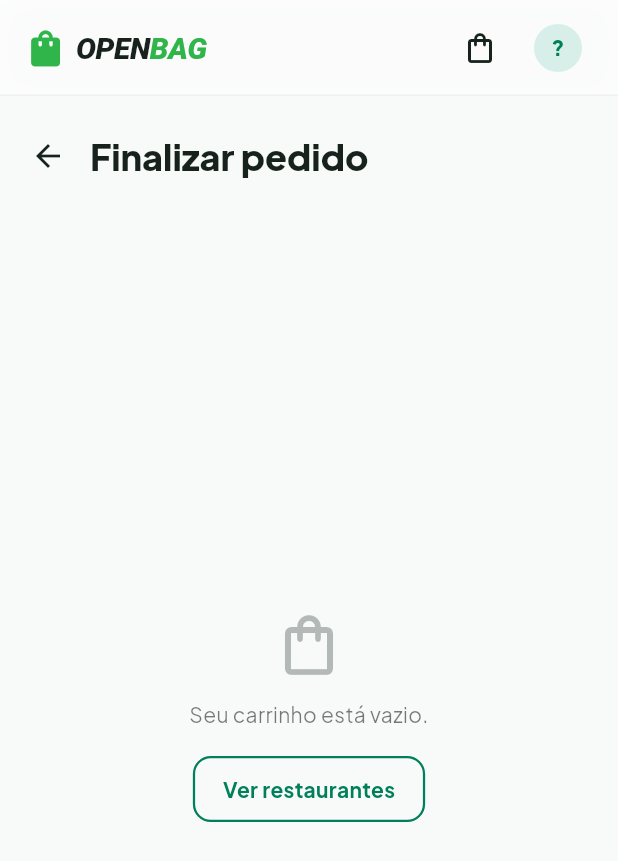
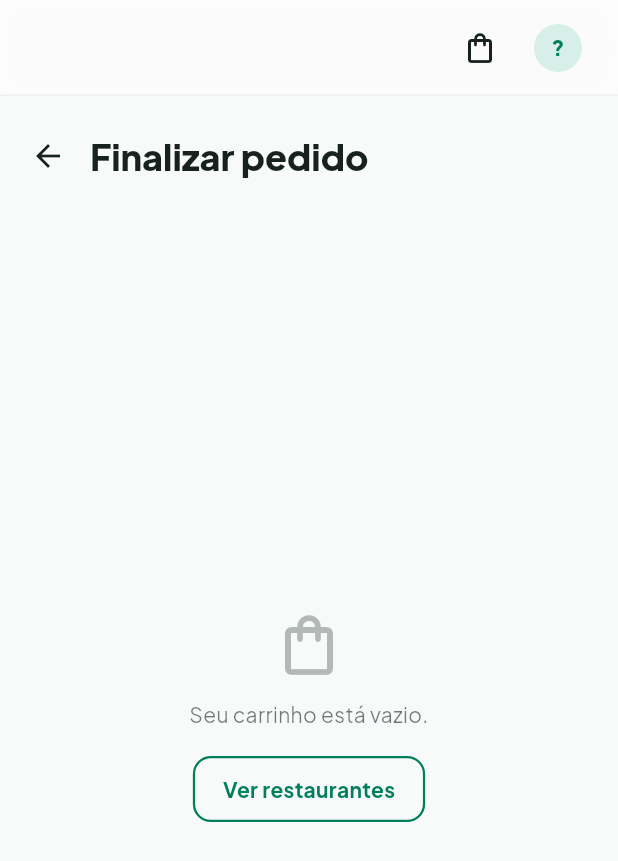
Before and after one commit to LucasRamos-Developer/openbag, a Flutter app: the StorefrontScaffold screen opened directly, on a phone screen of 412 x 824 dp. Shown: the top 861 px of the screen. Run offline on Flutter 3.47's test engine with Material 3 defaults, Android fonts, the phone set to English and light mode, and no system bars; our stand-ins replace audioplayers, barcode_widget, dio, flutter_colorpicker, geolocator, go_router and 10 more; missing offline and left inert: dart:js_interop, maplibre_gl, stomp_dart_client; accounts and stored records are empty.

Commit message:
Barra do topo da vitrine sem logo
- A barra de vidro das telas do cliente fica só com os links, o carrinho e
  a conta; a marca aparece no rodapé
- O logo do AppTopNavBar passa a ser opcional

Co-Authored-By: Claude Opus 5.5 <noreply@anthropic.com>

````diff
--- a/frontend/lib/core/ui/components/app_top_nav_bar.dart
+++ b/frontend/lib/core/ui/components/app_top_nav_bar.dart
@@ -32,7 +32,8 @@ class AppNavLink {
 /// )
 /// ```
 class AppTopNavBar extends StatelessWidget implements PreferredSizeWidget {
-  final Widget logo;
+  /// Opcional: a vitrine deixa a barra livre (a marca fica no rodapé)
+  final Widget? logo;
   final List<AppNavLink> links;
   final List<Widget> trailing;
   final double height;
@@ -40,7 +41,7 @@ class AppTopNavBar extends StatelessWidget implements PreferredSizeWidget {
 
   const AppTopNavBar({
     super.key,
-    required this.logo,
+    this.logo,
     this.links = const [],
     this.trailing = const [],
     this.height = 64,
@@ -75,9 +76,9 @@ class AppTopNavBar extends StatelessWidget implements PreferredSizeWidget {
                   padding: AppLayout.contentPadding(constraints.maxWidth, top: 0, bottom: 0),
                   child: Row(
                     children: [
-                      logo,
+                      if (logo != null) logo!,
                       if (!compact && links.isNotEmpty) ...[
-                        const SizedBox(width: 32),
+                        if (logo != null) const SizedBox(width: 32),
                         for (final link in links) ...[_NavLinkButton(link: link), const SizedBox(width: 4)],
                       ],
                       const Spacer(),
--- a/frontend/lib/widgets/navigation/storefront_scaffold.dart
+++ b/frontend/lib/widgets/navigation/storefront_scaffold.dart
@@ -1,14 +1,14 @@
 import 'package:flutter/material.dart';
 import 'package:go_router/go_router.dart';
 import '../../core/ui/ui.dart';
-import '../brand/openbag_logo.dart';
 import '../cart/cart_nav_button.dart';
 import 'panel_profiles.dart';
 
 /// Link ativo da barra da vitrine
 enum StorefrontLink { restaurants, orders, none }
 
-/// Estrutura das telas do cliente: barra horizontal de vidro no topo (logo, links, carrinho e conta)
+/// Estrutura das telas do cliente: barra horizontal de vidro no topo (links, carrinho e conta; sem logo,
+/// que fica no rodapé, para a barra ficar mais livre)
 /// com o conteúdo passando por baixo dela, e o [bottomNavigationBar] (ex: `CartBar`) flutuando
 /// sobre o fim da tela. Termine a rolagem com `StorefrontFooter` (ou [bottomInset]) para nada
 /// ficar escondido atrás dele.
@@ -60,7 +60,6 @@ class StorefrontScaffold extends StatelessWidget {
       // O carrinho flutua sobre o conteúdo; a altura dele entra no padding de baixo (bottomInset)
       extendBody: floatingBottomBar,
       appBar: AppTopNavBar(
-        logo: OpenBagLogo(onTap: () => context.go('/home')),
         links: [
           AppNavLink(
             label: 'Restaurantes',
````
Also changed, not shown: docs/assets/screens/cliente-restaurantes.jpg, layout/loja-e-vitrine/08-vitrine-grade.png, layout/loja-e-vitrine/09-restaurante-barra-vidro.png, layout/loja-e-vitrine/11-rodape-carrinho.png, layout/loja-e-vitrine/12-rodape-celular.png, layout/loja-e-vitrine/14-cardapio-acordeao.png, layout/menu/05-vitrine-meus-paineis.png, 1 other file.
